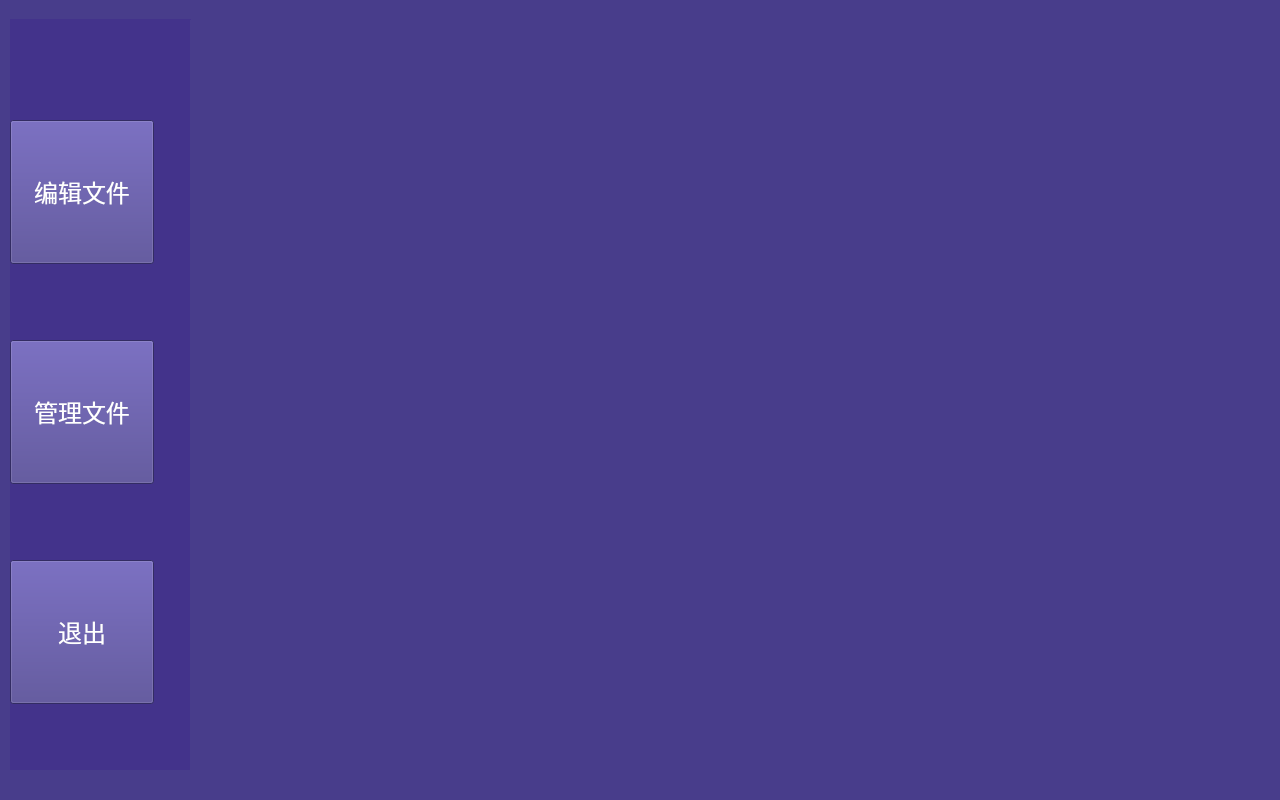
Qt form HighResolutionPrinter/filemanageform.ui (dxphmj/TwoCharPrinter) before a commit.
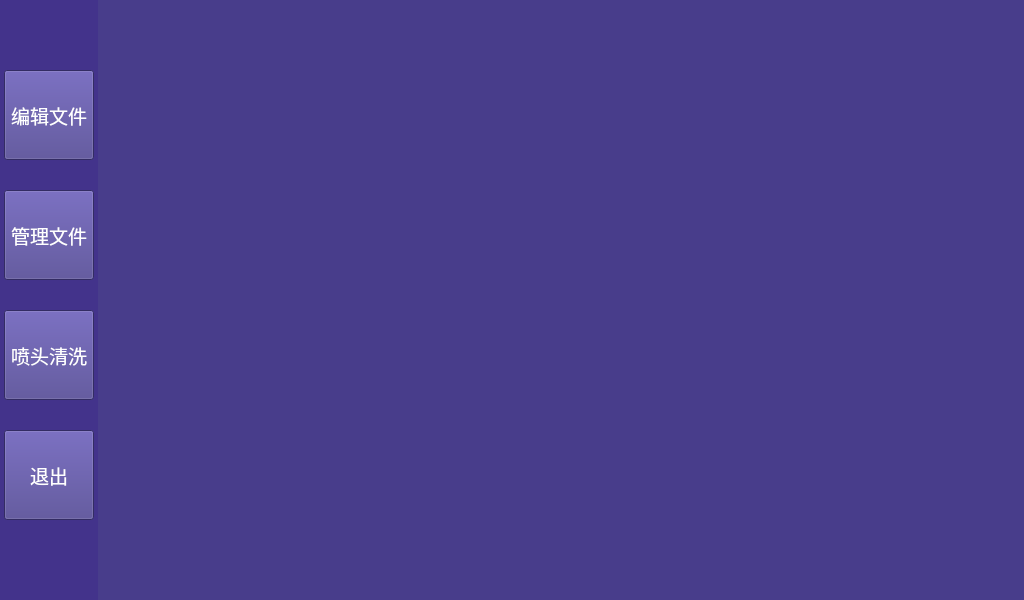
The same form after that commit. Icons and pictures are not drawn.

```diff
--- a/HighResolutionPrinter/filemanageform.ui
+++ b/HighResolutionPrinter/filemanageform.ui
@@ -6,8 +6,8 @@
    <rect>
     <x>0</x>
     <y>0</y>
-    <width>1280</width>
-    <height>800</height>
+    <width>1024</width>
+    <height>600</height>
    </rect>
   </property>
   <property name="windowTitle">
@@ -19,16 +19,16 @@
   <widget class="QPushButton" name="editFileBut">
    <property name="geometry">
     <rect>
-     <x>10</x>
-     <y>120</y>
-     <width>144</width>
-     <height>144</height>
+     <x>4</x>
+     <y>70</y>
+     <width>90</width>
+     <height>90</height>
     </rect>
    </property>
    <property name="font">
     <font>
      <family>楷体</family>
-     <pointsize>18</pointsize>
+     <pointsize>14</pointsize>
     </font>
    </property>
    <property name="styleSheet">
@@ -42,16 +42,16 @@
   <widget class="QPushButton" name="manageFileBut">
    <property name="geometry">
     <rect>
-     <x>10</x>
-     <y>340</y>
-     <width>144</width>
-     <height>144</height>
+     <x>4</x>
+     <y>190</y>
+     <width>90</width>
+     <height>90</height>
     </rect>
    </property>
    <property name="font">
     <font>
      <family>楷体</family>
-     <pointsize>18</pointsize>
+     <pointsize>14</pointsize>
     </font>
    </property>
    <property name="styleSheet">
@@ -65,16 +65,16 @@
   <widget class="QPushButton" name="exitBut">
    <property name="geometry">
     <rect>
-     <x>10</x>
-     <y>560</y>
-     <width>144</width>
-     <height>144</height>
+     <x>4</x>
+     <y>430</y>
+     <width>90</width>
+     <height>90</height>
     </rect>
    </property>
    <property name="font">
     <font>
      <family>楷体</family>
-     <pointsize>18</pointsize>
+     <pointsize>14</pointsize>
     </font>
    </property>
    <property name="styleSheet">
@@ -88,22 +88,25 @@
   <widget class="QStackedWidget" name="stackedWidget">
    <property name="geometry">
     <rect>
-     <x>190</x>
-     <y>20</y>
-     <width>1061</width>
-     <height>761</height>
+     <x>98</x>
+     <y>0</y>
+     <width>926</width>
+     <height>600</height>
     </rect>
    </property>
+   <property name="autoFillBackground">
+    <bool>false</bool>
+   </property>
    <widget class="QWidget" name="page"/>
    <widget class="QWidget" name="page_2"/>
   </widget>
   <widget class="QLabel" name="fileControlLab">
    <property name="geometry">
     <rect>
-     <x>10</x>
-     <y>19</y>
-     <width>181</width>
-     <height>751</height>
+     <x>0</x>
+     <y>0</y>
+     <width>98</width>
+     <height>600</height>
     </rect>
    </property>
    <property name="styleSheet">
@@ -118,8 +121,8 @@
     <rect>
      <x>0</x>
      <y>0</y>
-     <width>1280</width>
-     <height>800</height>
+     <width>1024</width>
+     <height>600</height>
     </rect>
    </property>
    <property name="styleSheet">
@@ -129,12 +132,39 @@
     <string/>
    </property>
   </widget>
+  <widget class="QPushButton" name="nozzleCleanBut">
+   <property name="geometry">
+    <rect>
+     <x>4</x>
+     <y>310</y>
+     <width>90</width>
+     <height>90</height>
+    </rect>
+   </property>
+   <property name="font">
+    <font>
+     <family>楷体</family>
+     <pointsize>14</pointsize>
+    </font>
+   </property>
+   <property name="autoFillBackground">
+    <bool>false</bool>
+   </property>
+   <property name="styleSheet">
+    <string notr="true">background-image: url(:/Images/nozzleClean.bmp);
+color: rgb(255, 255, 255);</string>
+   </property>
+   <property name="text">
+    <string>喷头清洗</string>
+   </property>
+  </widget>
   <zorder>fileManageBackLabel</zorder>
+  <zorder>stackedWidget</zorder>
   <zorder>fileControlLab</zorder>
   <zorder>editFileBut</zorder>
   <zorder>manageFileBut</zorder>
   <zorder>exitBut</zorder>
-  <zorder>stackedWidget</zorder>
+  <zorder>nozzleCleanBut</zorder>
  </widget>
  <resources>
   <include location="Res.qrc"/>
```
